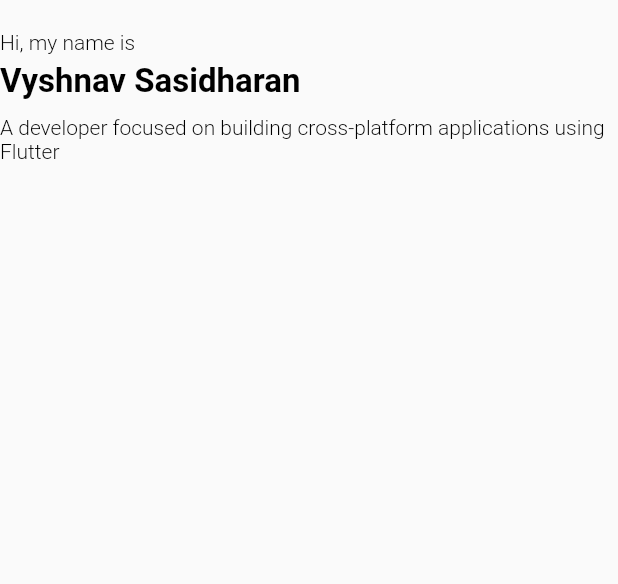
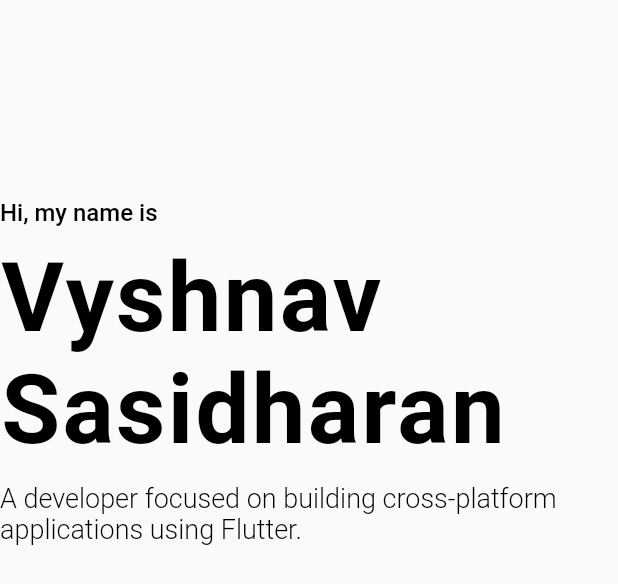
Before and after one commit to vpsines/my-portfolio, a Flutter app: the IntroWidget widget shown alone on an empty page, opened directly, on a phone screen of 412 x 824 dp. Shown: the top 584 px of the screen. Run offline on Flutter 3.47's test engine with Material 2 defaults, Android fonts, the phone set to English and light mode, and no system bars.

Commit message:
feat: create intro section

```diff
--- a/lib/widgets/body/intro/intro.dart
+++ b/lib/widgets/body/intro/intro.dart
@@ -5,34 +5,57 @@ class IntroWidget extends StatelessWidget {
 
   @override
   Widget build(BuildContext context) {
-    return Column(
+        var size = MediaQuery.of(context).size;
+
+    return SizedBox(
+      height: size.height * 0.9,
+      child: Padding(
+        padding:  EdgeInsets.only(top: size.height * 0.1,bottom: 50),
+        child: Align(
+          alignment: Alignment.centerLeft,
+          child: Column(
             crossAxisAlignment: CrossAxisAlignment.start,
             children: const [
               const SizedBox(
-          height: 20,
+                height: 50,
               ),
               Text(
                 "Hi, my name is",
                 style: TextStyle(
-              color: Colors.black, fontWeight: FontWeight.w300, fontSize: 14),
+                  color: Colors.black,
+                  fontWeight: FontWeight.w500,
+                  fontSize: 16,
                 ),
-        const SizedBox(
-          height: 5,
-        ),
-        Text(
-          "Vyshnav Sasidharan",
-          style: TextStyle(
-              color: Colors.black, fontWeight: FontWeight.bold, fontSize: 22),
               ),
               const SizedBox(
                 height: 10,
               ),
               Text(
-          "A developer focused on building cross-platform applications using Flutter",
+                "Vyshnav Sasidharan",
                 style: TextStyle(
-              color: Colors.black, fontWeight: FontWeight.w300, fontSize: 14),
-        )
+                    color: Colors.black,
+                    fontWeight: FontWeight.bold,
+                    fontSize: 64,
+                    letterSpacing: 1.5),
+              ),
+              const SizedBox(
+                height: 10,
+              ),
+              Text(
+                "A developer focused on building cross-platform applications using Flutter.",
+                style: TextStyle(
+                  color: Colors.black,
+                  fontWeight: FontWeight.w300,
+                  fontSize: 18,
+                ),
+              ),
+              const SizedBox(
+                height: 50,
+              ),
             ],
+          ),
+        ),
+      ),
     );
   }
 }
```
Lines whose indentation alone changed are shown as unchanged.
